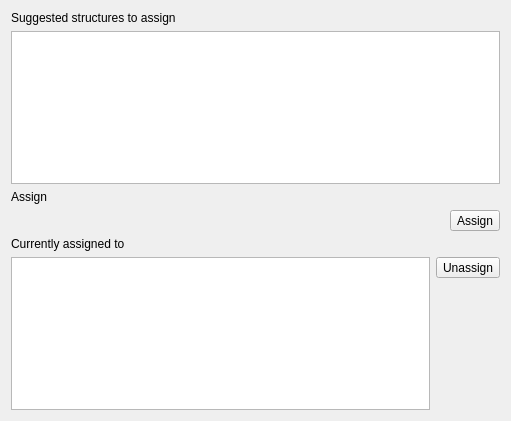
Before: the Qt Designer form qgepplugin/interlis/plugin/editors/examination.ui in QGEP/qgepplugin, drawn with Qt 5.
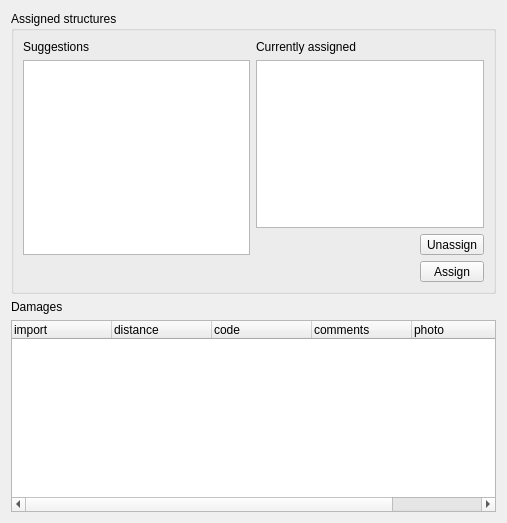
After: the same form once the commit is applied. Custom widgets are drawn as their Qt base class.

Commit message: add child damages

The edit to the form file:
```diff
--- a/qgepplugin/interlis/plugin/editors/examination.ui
+++ b/qgepplugin/interlis/plugin/editors/examination.ui
@@ -6,8 +6,8 @@
    <rect>
     <x>0</x>
     <y>0</y>
-    <width>511</width>
-    <height>421</height>
+    <width>507</width>
+    <height>523</height>
    </rect>
   </property>
   <property name="windowTitle">
@@ -15,74 +15,121 @@
   </property>
   <layout class="QVBoxLayout" name="verticalLayout">
    <item>
-    <widget class="QLabel" name="label">
-     <property name="text">
-      <string>Suggested structures to assign</string>
+    <widget class="QGroupBox" name="groupBox">
+     <property name="title">
+      <string>Assigned structures</string>
      </property>
+     <layout class="QGridLayout" name="gridLayout">
+      <item row="4" column="0" colspan="3">
+       <widget class="FeatureSelectorWidget" name="selectorWidget" native="true"/>
+      </item>
+      <item row="4" column="3">
+       <widget class="QToolButton" name="assignButton">
+        <property name="sizePolicy">
+         <sizepolicy hsizetype="Minimum" vsizetype="Fixed">
+          <horstretch>0</horstretch>
+          <verstretch>0</verstretch>
+         </sizepolicy>
+        </property>
+        <property name="text">
+         <string>Assign</string>
+        </property>
+       </widget>
+      </item>
+      <item row="0" column="1">
+       <widget class="QLabel" name="label_2">
+        <property name="text">
+         <string>Currently assigned</string>
+        </property>
+       </widget>
+      </item>
+      <item row="0" column="0">
+       <widget class="QLabel" name="label_3">
+        <property name="text">
+         <string>Suggestions</string>
+        </property>
+       </widget>
+      </item>
+      <item row="1" column="0" rowspan="3">
+       <widget class="QListWidget" name="suggestedListWidget">
+        <property name="sizePolicy">
+         <sizepolicy hsizetype="Expanding" vsizetype="Preferred">
+          <horstretch>0</horstretch>
+          <verstretch>0</verstretch>
+         </sizepolicy>
+        </property>
+       </widget>
+      </item>
+      <item row="1" column="1" rowspan="2" colspan="3">
+       <widget class="QListWidget" name="assignedWidget">
+        <property name="sizePolicy">
+         <sizepolicy hsizetype="Expanding" vsizetype="Preferred">
+          <horstretch>0</horstretch>
+          <verstretch>1</verstretch>
+         </sizepolicy>
+        </property>
+       </widget>
+      </item>
+      <item row="3" column="3">
+       <widget class="QToolButton" name="unassignButton">
+        <property name="text">
+         <string>Unassign</string>
+        </property>
+       </widget>
+      </item>
+     </layout>
     </widget>
    </item>
    <item>
-    <widget class="QListWidget" name="suggestedListWidget"/>
-   </item>
-   <item>
-    <widget class="QLabel" name="label_3">
+    <widget class="QLabel" name="label_4">
      <property name="text">
-      <string>Assign</string>
+      <string>Damages</string>
      </property>
     </widget>
    </item>
    <item>
-    <layout class="QHBoxLayout" name="horizontalLayout">
-     <item>
-      <widget class="FeatureSelectorWidget" name="selectorWidget" native="true"/>
-     </item>
-     <item>
-      <widget class="QToolButton" name="assignButton">
-       <property name="text">
-        <string>Assign</string>
-       </property>
-      </widget>
-     </item>
-    </layout>
-   </item>
-   <item>
-    <widget class="QLabel" name="label_2">
-     <property name="text">
-      <string>Currently assigned to</string>
+    <widget class="QTreeWidget" name="damagesTreeWidget">
+     <property name="sizePolicy">
+      <sizepolicy hsizetype="Expanding" vsizetype="MinimumExpanding">
+       <horstretch>0</horstretch>
+       <verstretch>1</verstretch>
+      </sizepolicy>
      </property>
+     <property name="rootIsDecorated">
+      <bool>false</bool>
+     </property>
+     <column>
+      <property name="text">
+       <string>import</string>
+      </property>
+     </column>
+     <column>
+      <property name="text">
+       <string>distance</string>
+      </property>
+     </column>
+     <column>
+      <property name="text">
+       <string>code</string>
+      </property>
+     </column>
+     <column>
+      <property name="text">
+       <string>comments</string>
+      </property>
+     </column>
+     <column>
+      <property name="text">
+       <string>photo</string>
+      </property>
+     </column>
+     <column>
+      <property name="text">
+       <string>rate</string>
+      </property>
+     </column>
     </widget>
    </item>
-   <item>
-    <layout class="QHBoxLayout" name="horizontalLayout_3">
-     <item>
-      <widget class="QListWidget" name="assignedWidget"/>
-     </item>
-     <item>
-      <layout class="QVBoxLayout" name="verticalLayout_3">
-       <item>
-        <widget class="QToolButton" name="unassignButton">
-         <property name="text">
-          <string>Unassign</string>
-         </property>
-        </widget>
-       </item>
-       <item>
-        <spacer name="verticalSpacer">
-         <property name="orientation">
-          <enum>Qt::Vertical</enum>
-         </property>
-         <property name="sizeHint" stdset="0">
-          <size>
-           <width>20</width>
-           <height>40</height>
-          </size>
-         </property>
-        </spacer>
-       </item>
-      </layout>
-     </item>
-    </layout>
-   </item>
   </layout>
  </widget>
  <customwidgets>
```
The commit also changes 2 other files.
